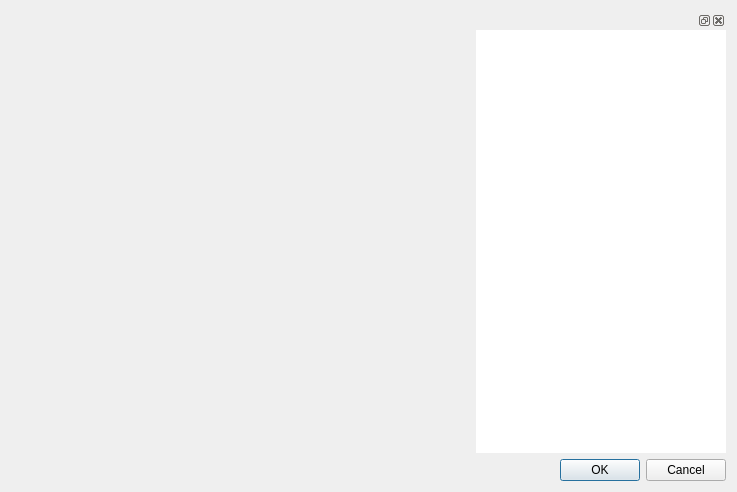
This is graphic_interface/UI_Files/detectElementsDialog.ui in ECMora/SoundLab as Qt 5 draws it before an edit. The edited form follows.
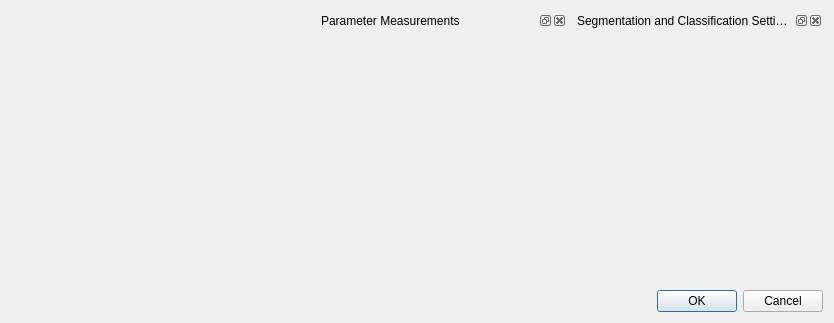
This is the edited form. Custom widgets are drawn as their Qt base class.

Commit message:
parameters, segmentators and classificator
factory implementation
adapter interface implemented to visualize their in
parameter trees

```diff
--- a/graphic_interface/UI_Files/detectElementsDialog.ui
+++ b/graphic_interface/UI_Files/detectElementsDialog.ui
@@ -9,8 +9,8 @@
    <rect>
     <x>0</x>
     <y>0</y>
-    <width>737</width>
-    <height>492</height>
+    <width>830</width>
+    <height>323</height>
    </rect>
   </property>
   <property name="sizePolicy">
@@ -40,8 +40,94 @@
   <property name="modal">
    <bool>false</bool>
   </property>
-  <layout class="QGridLayout" name="gridLayout_3">
-   <item row="0" column="0">
+  <layout class="QGridLayout" name="gridLayout">
+   <item row="1" column="2">
+    <widget class="QDialogButtonBox" name="buttonBox">
+     <property name="styleSheet">
+      <string notr="true"/>
+     </property>
+     <property name="orientation">
+      <enum>Qt::Horizontal</enum>
+     </property>
+     <property name="standardButtons">
+      <set>QDialogButtonBox::Cancel|QDialogButtonBox::Ok</set>
+     </property>
+     <property name="centerButtons">
+      <bool>false</bool>
+     </property>
+    </widget>
+   </item>
+   <item row="0" column="2">
+    <widget class="QDockWidget" name="dock_segm_classif">
+     <property name="sizePolicy">
+      <sizepolicy hsizetype="Expanding" vsizetype="Expanding">
+       <horstretch>0</horstretch>
+       <verstretch>0</verstretch>
+      </sizepolicy>
+     </property>
+     <property name="minimumSize">
+      <size>
+       <width>250</width>
+       <height>84</height>
+      </size>
+     </property>
+     <property name="maximumSize">
+      <size>
+       <width>524287</width>
+       <height>524287</height>
+      </size>
+     </property>
+     <property name="styleSheet">
+      <string notr="true"/>
+     </property>
+     <property name="floating">
+      <bool>false</bool>
+     </property>
+     <property name="features">
+      <set>QDockWidget::AllDockWidgetFeatures</set>
+     </property>
+     <property name="windowTitle">
+      <string>Segmentation and Classification Settings</string>
+     </property>
+     <widget class="QWidget" name="segmentation_classification_settings"/>
+    </widget>
+   </item>
+   <item row="0" column="1" rowspan="2">
+    <widget class="QDockWidget" name="dock_parameter_measurement">
+     <property name="sizePolicy">
+      <sizepolicy hsizetype="Expanding" vsizetype="Expanding">
+       <horstretch>0</horstretch>
+       <verstretch>0</verstretch>
+      </sizepolicy>
+     </property>
+     <property name="minimumSize">
+      <size>
+       <width>250</width>
+       <height>84</height>
+      </size>
+     </property>
+     <property name="maximumSize">
+      <size>
+       <width>524287</width>
+       <height>524287</height>
+      </size>
+     </property>
+     <property name="styleSheet">
+      <string notr="true"/>
+     </property>
+     <property name="floating">
+      <bool>false</bool>
+     </property>
+     <property name="features">
+      <set>QDockWidget::AllDockWidgetFeatures</set>
+     </property>
+     <property name="windowTitle">
+      <string>Parameter Measurements</string>
+     </property>
+     <widget class="QWidget" name="parameter_measurement_settings"/>
+    </widget>
+   </item>
+   <item row="0" column="0" rowspan="2">
     <widget class="QSignalDetectorWidget" name="widget" native="true">
      <property name="enabled">
       <bool>false</bool>
@@ -52,6 +138,12 @@
        <verstretch>0</verstretch>
       </sizepolicy>
      </property>
+     <property name="minimumSize">
+      <size>
+       <width>300</width>
+       <height>200</height>
+      </size>
+     </property>
      <property name="toolTip">
       <string>&lt;html&gt;&lt;head/&gt;&lt;body&gt;&lt;p&gt;Signal to learn about algorithm parameters&lt;/p&gt;&lt;/body&gt;&lt;/html&gt;</string>
      </property>
@@ -62,57 +154,6 @@
      </layout>
     </widget>
    </item>
-   <item row="0" column="1">
-    <widget class="QDockWidget" name="dock_settings">
-     <property name="sizePolicy">
-      <sizepolicy hsizetype="Preferred" vsizetype="Preferred">
-       <horstretch>0</horstretch>
-       <verstretch>0</verstretch>
-      </sizepolicy>
-     </property>
-     <property name="minimumSize">
-      <size>
-       <width>250</width>
-       <height>84</height>
-      </size>
-     </property>
-     <property name="maximumSize">
-      <size>
-       <width>250</width>
-       <height>524287</height>
-      </size>
-     </property>
-     <property name="styleSheet">
-      <string notr="true">background-color: rgb(255, 255, 255);</string>
-     </property>
-     <property name="floating">
-      <bool>false</bool>
-     </property>
-     <property name="features">
-      <set>QDockWidget::AllDockWidgetFeatures</set>
-     </property>
-     <property name="windowTitle">
-      <string/>
-     </property>
-     <widget class="QWidget" name="osc_settings_contents"/>
-    </widget>
-   </item>
-   <item row="1" column="0" colspan="2">
-    <widget class="QDialogButtonBox" name="buttonBox">
-     <property name="styleSheet">
-      <string notr="true"/>
-     </property>
-     <property name="orientation">
-      <enum>Qt::Horizontal</enum>
-     </property>
-     <property name="standardButtons">
-      <set>QDialogButtonBox::Cancel|QDialogButtonBox::Ok</set>
-     </property>
-     <property name="centerButtons">
-      <bool>false</bool>
-     </property>
-    </widget>
-   </item>
   </layout>
  </widget>
  <customwidgets>
```
The commit also changes 12 other files.
